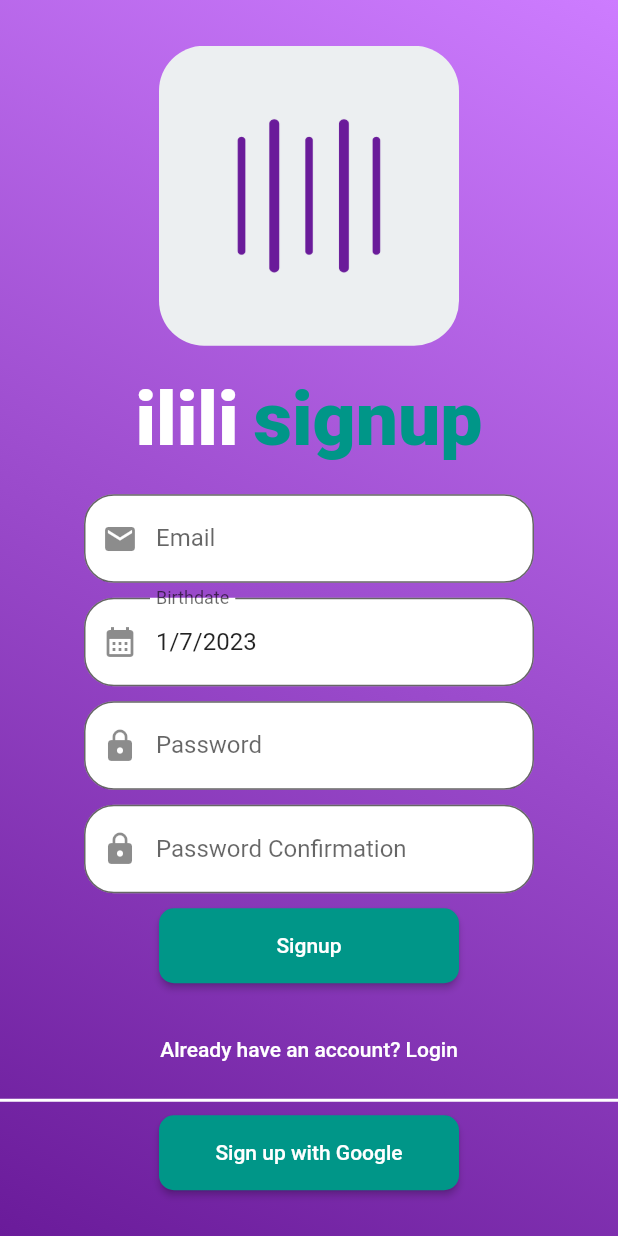
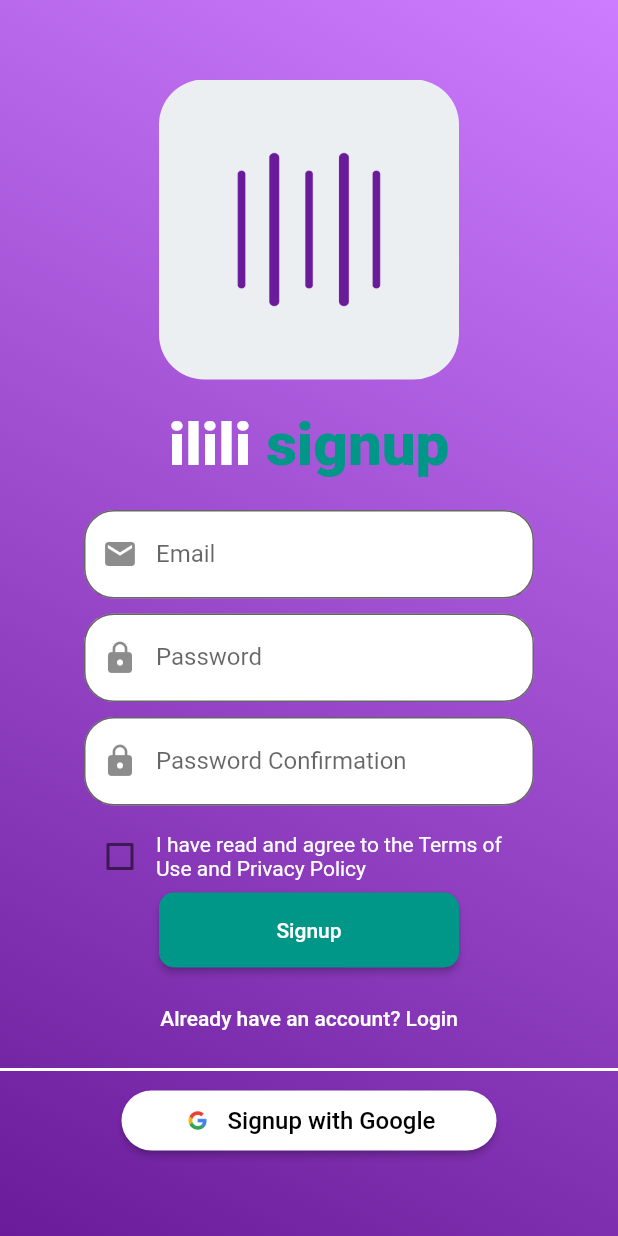
Before and after one commit to LahoucineLapunaire/ilili, a Flutter app: the LoginPage screen opened directly, after a tap on "Login", after a tap on "No account ? Register now", on a phone screen of 412 x 824 dp. Run offline on Flutter 3.47's test engine with Material 2 defaults, Android fonts, the phone set to English and light mode, and no system bars; our stand-ins replace cloud_firestore, firebase_auth, firebase_core, google_sign_in; accounts and stored records are empty.

Commit message:
[FIX] Signup : set agreement of term of uses instead of age verification, set up google sign button

```diff
--- a/lib/components/login.dart
+++ b/lib/components/login.dart
@@ -2,6 +2,9 @@ import 'package:flutter/material.dart';
 import 'package:firebase_auth/firebase_auth.dart';
 import 'package:ilili/components/resetPassword.dart';
 import 'package:ilili/components/signup.dart';
+import 'package:google_sign_in/google_sign_in.dart';
+
+GoogleSignIn googleSignIn = GoogleSignIn();
 
 FirebaseAuth auth = FirebaseAuth.instance;
 
@@ -34,6 +37,12 @@ class LoginPage extends StatelessWidget {
             SizedBox(height: 20),
             ToSignup(),
             ToForgottedPassword(),
+            Divider(
+              color: Colors.white,
+              height: 20,
+              thickness: 2,
+            ),
+            GoogleLoginForm(),
           ],
         ),
       )),
@@ -270,3 +279,111 @@ class ToForgottedPassword extends StatelessWidget {
     );
   }
 }
+
+class GoogleLoginForm extends StatefulWidget {
+  const GoogleLoginForm({Key? key}) : super(key: key);
+
+  @override
+  _GoogleLoginFormState createState() => _GoogleLoginFormState();
+}
+
+class _GoogleLoginFormState extends State<GoogleLoginForm> {
+  String errorMessage = '';
+
+  verifyTermsOfUses() {
+    if (termOfUses) {
+      setState(() {
+        errorMessage = '';
+      });
+      signupWithGoogle();
+    } else {
+      setState(() {
+        errorMessage = 'You must agree to the terms of uses';
+      });
+      return;
+    }
+  }
+
+  Future<void> signupWithGoogle() async {
+    try {
+      final GoogleSignInAccount? googleUser = await GoogleSignIn().signIn();
+
+      final GoogleSignInAuthentication googleAuth =
+          await googleUser!.authentication;
+
+      final credential = GoogleAuthProvider.credential(
+        accessToken: googleAuth.accessToken,
+        idToken: googleAuth.idToken,
+      );
+
+      await FirebaseAuth.instance.signInWithCredential(credential);
+    } catch (e) {
+      setState(() {
+        errorMessage = e.toString().split('] ')[1];
+      });
+    }
+  }
+
+  @override
+  Widget build(BuildContext context) {
+    return Column(
+      mainAxisAlignment: MainAxisAlignment.center,
+      children: [
+        if (errorMessage != '')
+          Padding(
+            padding: EdgeInsets.only(bottom: 10),
+            child: Row(
+              mainAxisAlignment: MainAxisAlignment.center,
+              children: [
+                Icon(Icons.error, color: Colors.red),
+                SizedBox(width: 5),
+                Container(
+                  width: 250,
+                  child: Text(
+                    "${errorMessage}",
+                    style: TextStyle(
+                        color: Colors.red, fontWeight: FontWeight.bold),
+                  ),
+                )
+              ],
+            ),
+          ),
+        Container(
+          width: 250,
+          child: ElevatedButton(
+            onPressed: () {
+              verifyTermsOfUses();
+            },
+            style: ElevatedButton.styleFrom(
+              backgroundColor: Colors
+                  .white, // Set button background color // Set button text color
+              shape: RoundedRectangleBorder(
+                borderRadius:
+                    BorderRadius.circular(30), // Set button border radius
+              ),
+              padding: EdgeInsets.symmetric(
+                  vertical: 10, horizontal: 16), // Set button padding
+            ),
+            child: Row(
+              mainAxisAlignment: MainAxisAlignment.center,
+              children: [
+                Image.asset(
+                  'assets/images/google.png', // Replace with the path to your Google icon image
+                  height: 20, // Set the height of the icon
+                ),
+                SizedBox(
+                    width: 10), // Add some spacing between the icon and text
+                Text(
+                  'Login with Google',
+                  style: TextStyle(
+                      fontSize: 16,
+                      color: Colors.black), // Set the font size of the text
+                ),
+              ],
+            ),
+          ),
+        )
+      ],
+    );
+  }
+}
--- a/lib/components/signup.dart
+++ b/lib/components/signup.dart
@@ -4,11 +4,14 @@ import 'package:ilili/components/login.dart';
 import 'package:cloud_firestore/cloud_firestore.dart';
 import 'package:intl/intl.dart';
 import 'package:google_sign_in/google_sign_in.dart';
+import 'package:http/http.dart' as http;
+import 'dart:convert';
 
 FirebaseFirestore firestore = FirebaseFirestore.instance;
 CollectionReference usersCollection = firestore.collection('users');
 FirebaseAuth auth = FirebaseAuth.instance;
 GoogleSignIn googleSignIn = GoogleSignIn();
+bool termOfUses = false;
 
 class SignupPage extends StatelessWidget {
   SignupPage({super.key});
@@ -38,14 +41,14 @@ class SignupPage extends StatelessWidget {
             TitleSection(),
             SizedBox(height: 20),
             FormSection(),
-            SizedBox(height: 20),
+            SizedBox(height: 10),
             ToLogin(),
             Divider(
               color: Colors.white,
               height: 20,
               thickness: 2,
             ),
-            GoogleSignupButton(),
+            GoogleSignupForm(),
           ],
         ),
       ))),
@@ -82,13 +85,13 @@ class TitleSection extends StatelessWidget {
       children: [
         Text("ilili",
             style: TextStyle(
-                fontSize: 50,
+                fontSize: 40,
                 fontWeight: FontWeight.w900,
                 color: Colors.white)),
         SizedBox(width: 10),
         Text("signup",
             style: TextStyle(
-                fontSize: 50,
+                fontSize: 40,
                 fontWeight: FontWeight.w900,
                 color: Color(0xFF009688))),
       ],
@@ -105,56 +108,31 @@ class FormSection extends StatefulWidget {
 
 class _FormSectionState extends State<FormSection> {
   TextEditingController emailController = TextEditingController();
-  TextEditingController birthdateController = TextEditingController();
   TextEditingController passwordController = TextEditingController();
   TextEditingController passwordConfirmationController =
       TextEditingController();
-  late DateTime selectedDate = DateTime.now();
   bool passwordSame = false;
   bool error = false;
   String errorMessage = "";
   String infoMessage = "";
 
-  Future<void> _selectDate(BuildContext context) async {
-    final DateTime? picked = await showDatePicker(
-      context: context,
-      initialDate: DateTime.now(),
-      firstDate: DateTime(1900),
-      lastDate: DateTime.now(),
-    );
-    if (picked != null && picked != selectedDate) {
-      setState(() {
-        selectedDate = picked;
-      });
-    }
-  }
-
   Future<void> signup() async {
     if (emailController.text == '' ||
         passwordController.text == '' ||
-        passwordConfirmationController.text == '' ||
-        selectedDate.toString() == '') {
+        passwordConfirmationController.text == '') {
       setState(() {
         error = true;
         errorMessage = "All fields must be filled";
       });
       return;
     }
-
-    int age = DateTime.now().year - selectedDate.year;
-    if (DateTime.now().month < selectedDate.month ||
-        (DateTime.now().month == selectedDate.month &&
-            DateTime.now().day < selectedDate.day)) {
-      age--;
-    }
-    if (age < 18) {
+    if (termOfUses == false) {
       setState(() {
         error = true;
-        errorMessage = "You must be at least 18 years old";
+        errorMessage = "You must accept the terms of use";
       });
       return;
     }
-
     try {
       UserCredential userCredential = await auth.createUserWithEmailAndPassword(
         email: emailController.text,
@@ -165,7 +143,8 @@ class _FormSectionState extends State<FormSection> {
       String uid = userCredential.user?.uid ?? '';
 
       await firestore.collection('users').doc(uid).set({
-        'birthdate': DateFormat('yyyy-MM-dd').format(selectedDate),
+        'pseudo': '',
+        'profilPicture': '',
       });
 
       print('User signed up and document created successfully!');
@@ -239,27 +218,6 @@ class _FormSectionState extends State<FormSection> {
           ),
           SizedBox(height: 10),
           TextField(
-            onTap: () {
-              _selectDate(context);
-            },
-            readOnly: true,
-            controller: TextEditingController(
-              text: selectedDate != null
-                  ? '${selectedDate.day}/${selectedDate.month}/${selectedDate.year}'
-                  : '',
-            ),
-            decoration: InputDecoration(
-              filled: true,
-              fillColor: Colors.white,
-              prefixIcon: Icon(Icons.calendar_month),
-              labelText: 'Birthdate',
-              border: OutlineInputBorder(
-                borderRadius: BorderRadius.circular(20),
-              ),
-            ),
-          ),
-          SizedBox(height: 10),
-          TextField(
             obscureText: true,
             controller: passwordController,
             decoration: InputDecoration(
@@ -315,6 +273,36 @@ class _FormSectionState extends State<FormSection> {
                   )
                 ],
               ),
+            ),
+          Row(
+            children: [
+              Checkbox(
+                activeColor: Colors.white,
+                checkColor: Color(0xFF6A1B9A),
+                value: termOfUses,
+                onChanged: (value) {
+                  setState(() {
+                    termOfUses = value!;
+                  });
+                },
+              ),
+              Expanded(
+                child: GestureDetector(
+                  onTap: () {
+                    setState(() {
+                      termOfUses = !termOfUses;
+                    });
+                  },
+                  child: Text(
+                    'I have read and agree to the Terms of Use and Privacy Policy',
+                    style: TextStyle(
+                        decoration:
+                            termOfUses ? TextDecoration.lineThrough : null,
+                        color: Colors.white),
+                  ),
+                ),
+              ),
+            ],
           ),
           ElevatedButton(
             onPressed: () {
@@ -372,8 +360,29 @@ class ToLogin extends StatelessWidget {
   }
 }
 
-class GoogleSignupButton extends StatelessWidget {
-  const GoogleSignupButton({super.key});
+class GoogleSignupForm extends StatefulWidget {
+  const GoogleSignupForm({Key? key}) : super(key: key);
+
+  @override
+  _GoogleSignupFormState createState() => _GoogleSignupFormState();
+}
+
+class _GoogleSignupFormState extends State<GoogleSignupForm> {
+  String errorMessage = '';
+
+  verifyTermsOfUses() {
+    if (termOfUses) {
+      setState(() {
+        errorMessage = '';
+      });
+      signupWithGoogle();
+    } else {
+      setState(() {
+        errorMessage = 'You must agree to the terms of uses';
+      });
+      return;
+    }
+  }
 
   Future<void> signupWithGoogle() async {
     try {
@@ -388,28 +397,73 @@ class GoogleSignupButton extends StatelessWidget {
       );
 
       await FirebaseAuth.instance.signInWithCredential(credential);
-    } catch (error) {
-      print("------------------");
-      print(error);
-      print("------------------");
+    } catch (e) {
+      setState(() {
+        errorMessage = e.toString().split('] ')[1];
+      });
     }
   }
 
   @override
   Widget build(BuildContext context) {
-    return ElevatedButton(
+    return Column(
+      mainAxisAlignment: MainAxisAlignment.center,
+      children: [
+        if (errorMessage != '')
+          Padding(
+            padding: EdgeInsets.only(bottom: 10),
+            child: Row(
+              mainAxisAlignment: MainAxisAlignment.center,
+              children: [
+                Icon(Icons.error, color: Colors.red),
+                SizedBox(width: 5),
+                Container(
+                  width: 250,
+                  child: Text(
+                    "${errorMessage}",
+                    style: TextStyle(
+                        color: Colors.red, fontWeight: FontWeight.bold),
+                  ),
+                )
+              ],
+            ),
+          ),
+        Container(
+          width: 250,
+          child: ElevatedButton(
             onPressed: () {
-        signupWithGoogle();
+              verifyTermsOfUses();
             },
-      child: Text("Sign up with Google"),
             style: ElevatedButton.styleFrom(
+              backgroundColor: Colors
+                  .white, // Set button background color // Set button text color
               shape: RoundedRectangleBorder(
-          borderRadius: BorderRadius.circular(10),
+                borderRadius:
+                    BorderRadius.circular(30), // Set button border radius
               ),
-        fixedSize: Size(200, 50), // Set the width and height of the button
-        backgroundColor:
-            Color(0xFF009688), // Set the background color of the button
+              padding: EdgeInsets.symmetric(
+                  vertical: 10, horizontal: 16), // Set button padding
             ),
+            child: Row(
+              mainAxisAlignment: MainAxisAlignment.center,
+              children: [
+                Image.asset(
+                  'assets/images/google.png', // Replace with the path to your Google icon image
+                  height: 20, // Set the height of the icon
+                ),
+                SizedBox(
+                    width: 10), // Add some spacing between the icon and text
+                Text(
+                  'Signup with Google',
+                  style: TextStyle(
+                      fontSize: 16,
+                      color: Colors.black), // Set the font size of the text
+                ),
+              ],
+            ),
+          ),
+        )
+      ],
     );
   }
 }
--- a/pubspec.yaml
+++ b/pubspec.yaml
@@ -40,6 +40,8 @@ dependencies:
   cloud_firestore: ^4.8.2
   intl: ^0.18.1
   google_sign_in: ^6.1.4
+  http: ^1.1.0
+
 
 
 dev_dependencies:
```
Also changed, not shown: assets/images/google.png (added), lib/components/setUsername.dart (added), pubspec.lock. Lines whose indentation alone changed are shown as unchanged.
